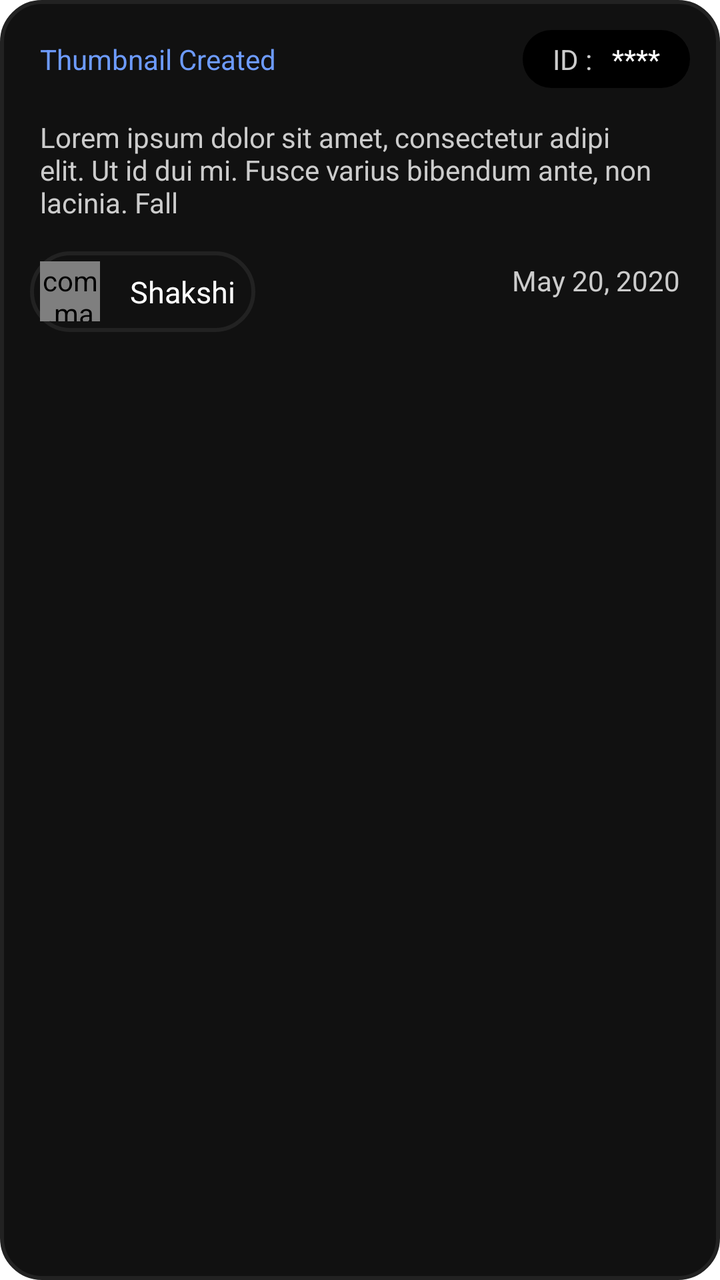
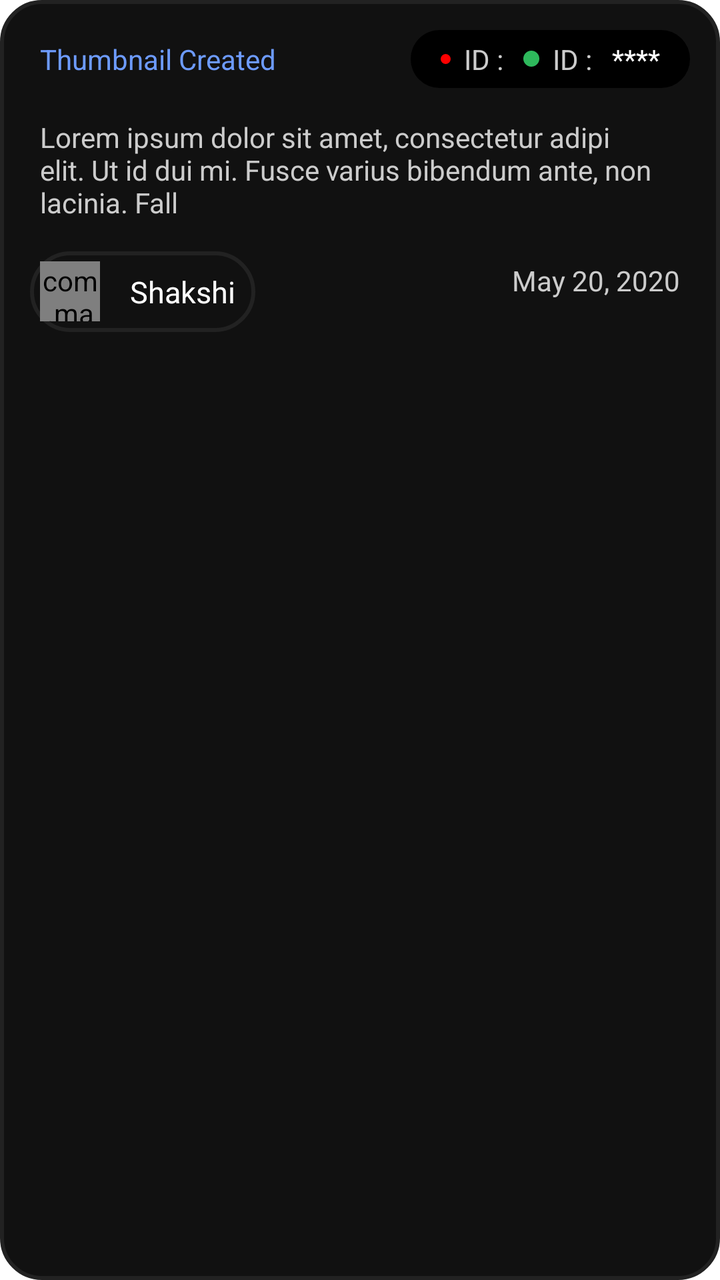

The first picture is an Android layout as it rendered before a commit; the second is the same layout after the commit. The layout source and the unified diff follow.
<!-- AndroidManifest.xml: application theme AppTheme -->
<!-- res/layout/one_subtask.xml -->
<?xml version="1.0" encoding="utf-8"?>
<layout xmlns:app="http://schemas.android.com/apk/res-auto">

    <RelativeLayout xmlns:android="http://schemas.android.com/apk/res/android"
        android:id="@+id/layout"
        android:layout_width="match_parent"
        android:layout_marginTop="@dimen/_10"
        android:layout_height="wrap_content"
        android:background="@drawable/dark_grey_bg"
        android:clickable="true"
        android:padding="@dimen/_10">

        <TextView
            android:id="@+id/heading"
            android:layout_width="wrap_content"
            android:layout_height="wrap_content"
            android:layout_margin="@dimen/_5dp"
            android:padding="@dimen/_5dp"
            android:text="Thumbnail Created"
            android:textColor="@color/Blue" />

        <LinearLayout
            android:id="@+id/firstlay"
            android:layout_width="wrap_content"
            android:layout_height="wrap_content"
            android:layout_alignParentEnd="true"
            android:layout_margin="@dimen/_5dp"
            android:layout_marginStart="@dimen/_20dp"
            android:layout_weight=".5"
            android:background="@drawable/black_button"
            android:padding="@dimen/_5dp">

            <TextView
                android:layout_width="wrap_content"
                android:layout_height="wrap_content"
                android:paddingStart="10dp"
                android:text="ID :"
                android:textColor="@color/greyforText" />

            <TextView
                android:id="@+id/id"
                android:layout_width="wrap_content"
                android:layout_height="wrap_content"
                android:paddingStart="@dimen/_10"
                android:paddingEnd="@dimen/_10"
                android:text="****"
                android:textColor="@color/white" />

        </LinearLayout>

        <TextView
            android:id="@+id/details"
            android:layout_width="match_parent"
            android:layout_height="wrap_content"
            android:layout_below="@+id/heading"
            android:layout_margin="@dimen/_10dp"
            android:text="Lorem ipsum dolor sit amet, consectetur adipi elit. Ut id dui mi. Fusce varius bibendum ante, non lacinia. Fall "
            android:textColor="@color/greyforText" />

        <LinearLayout
            android:id="@+id/memberLay"
            android:layout_width="wrap_content"
            android:layout_height="wrap_content"
            android:layout_below="@+id/details"
            android:layout_margin="@dimen/_5dp"
            android:background="@drawable/dark_grey_bg"
            android:padding="@dimen/_5dp">

            <com.makeramen.roundedimageview.RoundedImageView
                android:id="@+id/profilephoto"
                android:layout_width="30dp"
                android:layout_height="30dp"
                android:src="@drawable/profilephoto"
                app:riv_oval="true" />

            <TextView
                android:id="@+id/nameOfMember"
                android:layout_width="wrap_content"
                android:layout_height="wrap_content"
                android:layout_margin="@dimen/_5dp"
                android:fontFamily="@font/dm_sans"
                android:paddingStart="@dimen/_10"
                android:text="Shakshi"
                android:textColor="@color/white"
                android:textSize="@dimen/_15" />

        </LinearLayout>

        <TextView
            android:id="@+id/updateDate"
            android:layout_width="wrap_content"
            android:layout_height="wrap_content"
            android:layout_below="@+id/details"
            android:layout_alignParentEnd="true"
            android:layout_margin="@dimen/_5dp"
            android:padding="@dimen/_5dp"
            android:text="May 20, 2020"
            android:textColor="@color/greyforText" />
    </RelativeLayout>
</layout>
<!-- resources referenced by this layout -->
<resources>
  <color name="Blue">#6D9BFF</color>
  <color name="greyforText">#CCCCCC</color>
  <color name="white">#FFFFFF</color>
  <dimen name="_10">10dp</dimen>
  <dimen name="_10dp">10dp</dimen>
  <dimen name="_15">15dp</dimen>
  <dimen name="_20dp">20dp</dimen>
  <dimen name="_5dp">5dp</dimen>
  <!-- drawable black_button (drawable) -->
  <shape xmlns:android="http://schemas.android.com/apk/res/android"
      android:shape="rectangle">
      <solid android:color="#000000"/>
      <corners android:radius="25dp" /> 
  </shape>
  <!-- drawable dark_grey_bg (drawable) -->
  <?xml version="1.0" encoding="utf-8"?>
  <shape xmlns:android="http://schemas.android.com/apk/res/android"
      android:shape="rectangle">
      <solid android:color="@color/greyBackground"/>
      <corners android:radius="@dimen/_20dp"/>
      <stroke
          android:width="2dp" android:color="@color/strokeBlack"/>
  </shape>
  <!-- drawable profilephoto: png bitmap (drawable, 10711 bytes) -->
  <style name="AppTheme" parent="Theme.MaterialComponents.Light.NoActionBar">
          <item name="colorPrimaryDark">@color/black</item>
          <item name="colorSurface">@color/white</item>
      </style>
  <color name="greyBackground">#111111</color>
  <color name="strokeBlack">#222222</color>
  <color name="black">#FF000000</color>
</resources>

<!-- the commit's change to res/layout/one_subtask.xml (unified diff, before → after) -->
@@ -31,10 +31,20 @@
             android:padding="@dimen/_5dp">
 
             <TextView
+                android:id="@+id/notdone"
                 android:layout_width="wrap_content"
                 android:layout_height="wrap_content"
                 android:paddingStart="10dp"
-                android:text="ID :"
+                android:drawableStart="@drawable/red_dot"
+                android:text="  ID :"
+                android:textColor="@color/greyforText" />
+            <TextView
+                android:id="@+id/done"
+                android:layout_width="wrap_content"
+                android:layout_height="wrap_content"
+                android:paddingStart="10dp"
+                android:drawableStart="@drawable/green_dot"
+                android:text="  ID :"
                 android:textColor="@color/greyforText" />
 
             <TextView
<!-- resource entries referenced after the edit -->
@@ -23,7 +23,21 @@
       <stroke
           android:width="2dp" android:color="@color/strokeBlack"/>
   </shape>
+  <!-- drawable green_dot (drawable) -->
+  <?xml version="1.0" encoding="utf-8"?>
+  <shape xmlns:android="http://schemas.android.com/apk/res/android"
+      android:shape="oval">
+      <solid android:color="#2eb85c" /> 
+      <size android:width="8dp" android:height="8dp" /> 
+  </shape>
   <!-- drawable profilephoto: png bitmap (drawable, 10711 bytes) -->
+  <!-- drawable red_dot (drawable) -->
+  <?xml version="1.0" encoding="utf-8"?>
+  <shape xmlns:android="http://schemas.android.com/apk/res/android"
+      android:shape="oval">
+      <solid android:color="#FF0000" /> 
+      <size android:width="5dp" android:height="5dp" /> 
+  </shape>
   <style name="AppTheme" parent="Theme.MaterialComponents.Light.NoActionBar">
           <item name="colorPrimaryDark">@color/black</item>
           <item name="colorSurface">@color/white</item>
